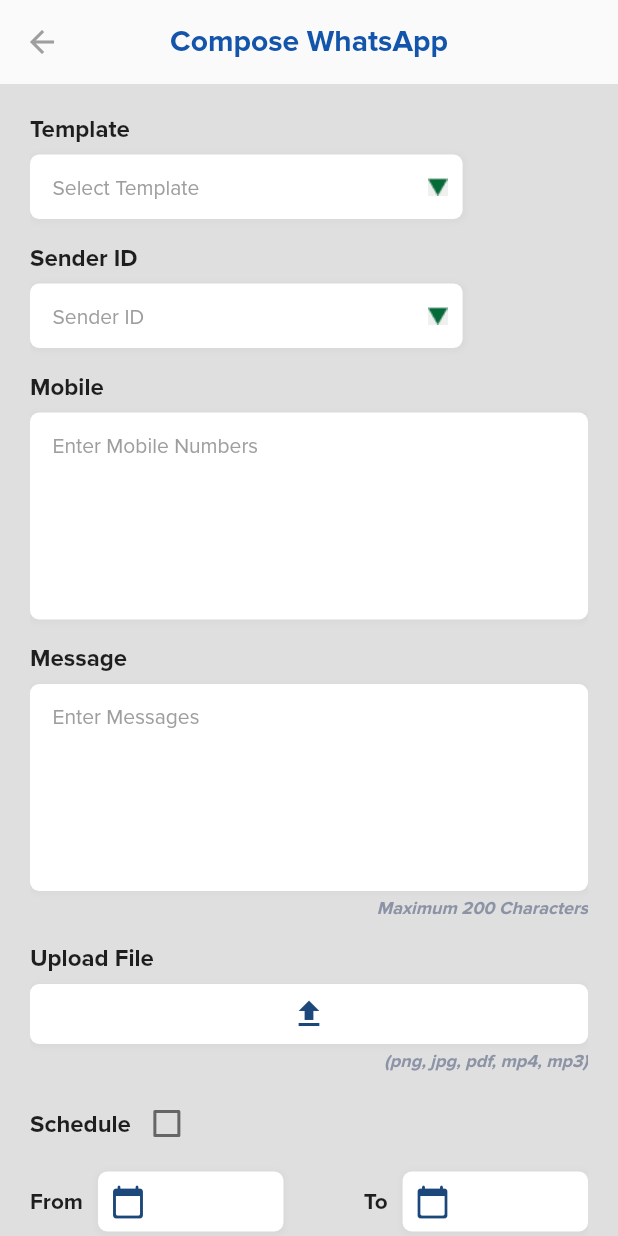
After one commit to innoitlabs/itoconnect, a Flutter app: the ComposeView screen opened directly, on a phone screen of 412 x 824 dp. The commit adds this screen. Run offline on Flutter 3.47's test engine with Material 2 defaults, Android fonts, the light colour scheme and no system bars; our stand-ins replace cached_network_image, connectivity, dio, flutter_svg, fluttertoast, get_it and 4 more; accounts and stored records are empty.

Commit message:
Compose WhatsApp and SMS View

```diff
--- a/lib/util/custom_themes.dart
+++ b/lib/util/custom_themes.dart
@@ -56,6 +56,25 @@
   fontSize: Dimensions.fontSizeLarge,
   color: Colors.black87,
 );
+const textFieldItalic = TextStyle(
+  fontFamily: 'ProximaNova',
+  fontWeight: FontWeight.w600,
+  fontStyle: FontStyle.italic,
+  fontSize: Dimensions.fontSizeSmall,
+  color: Color(0xFF8B93A5),
+);
+const textFieldSubHeader = TextStyle(
+  fontFamily: 'ProximaNova',
+  fontWeight: FontWeight.w600,
+  fontSize: Dimensions.paddingSizeDefault,
+  color: Colors.black87,
+);
+const actionButtonStyle = TextStyle(
+  fontFamily: 'ProximaNova',
+  fontWeight: FontWeight.w600,
+  fontSize: Dimensions.homePagePadding,
+  color: Colors.white,
+);
 const titleCardHeader = TextStyle(
   fontFamily: 'ProximaNova',
   fontWeight: FontWeight.w600,
--- /dev/null
+++ b/lib/view/screen/ecampaigns/compose_view.dart
@@ -0,0 +1,203 @@
+import 'package:flutter/cupertino.dart';
+import 'package:flutter/material.dart';
+import 'package:i2connect/util/custom_themes.dart';
+
+import '../../../util/images.dart';
+import '../../basewidget/textfield/custom_textfield.dart';
+
+class ComposeView extends StatefulWidget {
+  final String composeType;
+  const ComposeView({Key? key, required this.composeType}) : super(key: key);
+
+  @override
+  State<ComposeView> createState() => _ComposeViewState();
+}
+
+class _ComposeViewState extends State<ComposeView> {
+  @override
+  Widget build(BuildContext context) {
+    return Scaffold(
+      appBar: AppBar(backgroundColor: Colors.transparent, centerTitle: true, elevation: 0.0, leading: IconButton(icon: Icon(Icons.arrow_back, color: Colors.grey,), onPressed: () => Navigator.maybePop(context),), title:  Text('Compose ${widget.composeType}', style: titleHeader)),
+      body: Container(
+        color: const Color(0xFFDFDFDF),
+        width: double.infinity,
+        padding: const EdgeInsets.only(left: 20, right: 20.0, top: 20.0),
+        child: SingleChildScrollView(
+          child: Column(
+            crossAxisAlignment: CrossAxisAlignment.start,
+            children: [
+              const Text('Template', style: textFieldHeader),
+              const SizedBox(height: 8.0),
+              SizedBox(
+                width: MediaQuery.of(context).size.width * 0.7,
+                child: CustomTextField(
+                  hintText: 'Select Template',
+                  suffix: Padding(
+                    padding: const EdgeInsets.only(right: 10.0),
+                    child: Image.asset(
+                        Images.expansionTileIcon),
+                  )
+                ),
+              ),
+              const SizedBox(height: 16.0),
+              const Text('Sender ID', style: textFieldHeader),
+              const SizedBox(height: 8.0),
+              SizedBox(
+                width: MediaQuery.of(context).size.width * 0.7,
+                child: CustomTextField(
+                    hintText: 'Sender ID',
+                    suffix: Padding(
+                      padding: const EdgeInsets.only(right: 10.0),
+                      child: Image.asset(
+                          Images.expansionTileIcon),
+                    )
+                ),
+              ),
+              const SizedBox(height: 16.0),
+              const  Text('Mobile', style: textFieldHeader),
+              const SizedBox(height: 8.0),
+              const  CustomTextField(
+                hintText: 'Enter Mobile Numbers',
+                maxLine: 6,
+              ),
+              const SizedBox(height: 16.0),
+              const Text('Message', style: textFieldHeader),
+              const SizedBox(height: 8.0),
+              const  CustomTextField(
+                hintText: 'Enter Messages',
+                maxLine: 6,
+              ),
+              const SizedBox(height: 4.0),
+              const Align(alignment: Alignment.topRight, child:   Text('Maximum 200 Characters', textAlign: TextAlign.end, style: textFieldItalic)),
+              const SizedBox(height: 16.0),
+              const  Text('Upload File', style: textFieldHeader),
+              const SizedBox(height: 8.0),
+              Container(
+                width: double.infinity,
+                padding: const EdgeInsets.symmetric(vertical: 8.0),
+                decoration: BoxDecoration(
+                  color: Theme.of(context).highlightColor,
+                  borderRadius:  BorderRadius.circular(6),
+                  boxShadow: [
+                    BoxShadow(color: Colors.grey.withOpacity(0.1), spreadRadius: 1, blurRadius: 3, offset: const Offset(0, 1)) // changes position of shadow
+                  ],
+                ),
+                child: const Icon(Icons.upload, color: Color(0xFF1C477A),),
+              ),
+              const SizedBox(height: 4.0),
+              const Align(alignment: Alignment.topRight, child:   Text('(png, jpg, pdf, mp4, mp3)', textAlign: TextAlign.end, style: textFieldItalic)),
+              const SizedBox(height: 10.0),
+               Row(
+                 crossAxisAlignment: CrossAxisAlignment.center,
+                children: [
+                   const Text('Schedule', style: textFieldHeader),
+                  Checkbox(value: false, onChanged: (v ) {})
+                ],
+              ),
+              const SizedBox(height: 8.0),
+              Row(
+                mainAxisAlignment: MainAxisAlignment.spaceBetween,
+                children: [
+                  Row(
+                    children: [
+                      const Text('From', style: textFieldSubHeader),
+                      Container(
+                        margin: EdgeInsets.only(left: 10.0),
+                        width: MediaQuery.of(context).size.width * 0.3,
+                        padding: const EdgeInsets.symmetric(vertical: 8.0, horizontal: 8.0),
+                        decoration: BoxDecoration(
+                          color: Theme.of(context).highlightColor,
+                          borderRadius:  BorderRadius.circular(6),
+                          boxShadow: [
+                            BoxShadow(color: Colors.grey.withOpacity(0.1), spreadRadius: 1, blurRadius: 3, offset: const Offset(0, 1)) // changes position of shadow
+                          ],
+                        ),
+                        child: const Row(
+                          mainAxisAlignment: MainAxisAlignment.start,
+                          children: [
+                             Icon(Icons.calendar_today_rounded, color: Color(0xFF1C477A),),
+                          ],
+                        ),
+                      )
+                    ],
+                  ),
+                  Row(
+                    children: [
+                      const Text('To', style: textFieldSubHeader),
+                      Container(
+                        margin: EdgeInsets.only(left: 10.0),
+                        width: MediaQuery.of(context).size.width * 0.3,
+                        padding: const EdgeInsets.symmetric(vertical: 8.0, horizontal: 8.0),
+                        decoration: BoxDecoration(
+                          color: Theme.of(context).highlightColor,
+                          borderRadius:  BorderRadius.circular(6),
+                          boxShadow: [
+                            BoxShadow(color: Colors.grey.withOpacity(0.1), spreadRadius: 1, blurRadius: 3, offset: const Offset(0, 1)) // changes position of shadow
+                          ],
+                        ),
+                        child: const Row(
+                          mainAxisAlignment: MainAxisAlignment.start,
+                          children: [
+                            Icon(Icons.calendar_today_rounded, color: Color(0xFF1C477A),),
+                          ],
+                        ),
+                      )
+                    ],
+                  ),
+                ],
+              ),
+              const SizedBox(height: 14.0),
+              Row(
+                children: [
+                  const Text('Time', style: textFieldSubHeader),
+                  Container(
+                    margin: EdgeInsets.only(left: 10.0),
+                    height: 40.0,
+                    width: MediaQuery.of(context).size.width * 0.3,
+                    padding: const EdgeInsets.symmetric(vertical: 8.0, horizontal: 8.0),
+                    decoration: BoxDecoration(
+                      color: Theme.of(context).highlightColor,
+                      borderRadius:  BorderRadius.circular(6),
+                      boxShadow: [
+                        BoxShadow(color: Colors.grey.withOpacity(0.1), spreadRadius: 1, blurRadius: 3, offset: const Offset(0, 1)) // changes position of shadow
+                      ],
+                    ),
+
+                  )
+                ],
+              ),
+              const SizedBox(height: 10.0),
+              if(widget.composeType != 'WhatsApp')
+              Row(
+                crossAxisAlignment: CrossAxisAlignment.center,
+                children: [
+                  const Text('Allow Duplicate numbers', style: textFieldHeader),
+                  Checkbox(value: false, onChanged: (v ) {})
+                ],
+              ),
+              const SizedBox(height: 8.0),
+              Center(
+                child: Container(
+                  margin: EdgeInsets.only(left: 10.0),
+                  height: 40.0,
+                  width: MediaQuery.of(context).size.width * 0.3,
+                  alignment: Alignment.center,
+                  padding: const EdgeInsets.symmetric(vertical: 8.0, horizontal: 8.0),
+                  decoration: BoxDecoration(
+                    color: Color(0xFF1C477A),
+                    borderRadius:  BorderRadius.circular(6),
+                    boxShadow: [
+                      BoxShadow(color: Colors.grey.withOpacity(0.1), spreadRadius: 1, blurRadius: 3, offset: const Offset(0, 1)) // changes position of shadow
+                    ],
+                  ),
+                  child: Text('Submit', style: actionButtonStyle),
+                ),
+              ),
+              const SizedBox(height: 40.0)
+            ],
+          ),
+        ),
+      ),
+    );
+  }
+}
--- a/lib/view/screen/ecampaigns/ecampaigns_screen.dart
+++ b/lib/view/screen/ecampaigns/ecampaigns_screen.dart
@@ -7,6 +7,7 @@
 import 'package:i2connect/view/basewidget/button/custom_button.dart';
 import 'package:i2connect/view/basewidget/textfield/custom_password_textfield.dart';
 import 'package:i2connect/view/basewidget/textfield/custom_textfield.dart';
+import 'package:i2connect/view/screen/ecampaigns/compose_view.dart';
 import 'package:i2connect/view/screen/ecampaigns/new_group.dart';
 import 'package:provider/provider.dart';
 import 'package:i2connect/view/basewidget/custom_app_bar.dart';
@@ -84,7 +85,11 @@
                         child: Row(
                           mainAxisAlignment: MainAxisAlignment.spaceAround,
                           children: [
-                          Column(
+                          GestureDetector(
+                            onTap: () {
+                        Navigator.push(context, MaterialPageRoute(builder: (context) => ComposeView(composeType: 'WhatsApp')));
+                      },
+                            child: Column(
                               mainAxisSize: MainAxisSize.min,
                               children: [
                                 Container(
@@ -104,7 +109,12 @@
                                 )
                               ],
                             ),
-                          Column(
+                          ),
+                          GestureDetector(
+                            onTap: () {
+                              Navigator.push(context, MaterialPageRoute(builder: (context) => ComposeView(composeType: 'SMS')));
+                            },
+                            child: Column(
                               mainAxisSize: MainAxisSize.min,
                               children: [
                                 Container(
@@ -123,6 +133,7 @@
                                   ),
                                 )
                               ],
+                            ),
                           )
                         ],),
                       );
--- a/lib/view/screen/ecampaigns/new_group.dart
+++ b/lib/view/screen/ecampaigns/new_group.dart
@@ -33,6 +33,7 @@
             const SizedBox(height: 10.0),
             CustomTextField(
               hintText: 'Enter Description',
+              maxLine: 6,
             ),
             const SizedBox(height: 20.0),
             CustomTextField(
```
Lines whose indentation alone changed are shown as unchanged.
